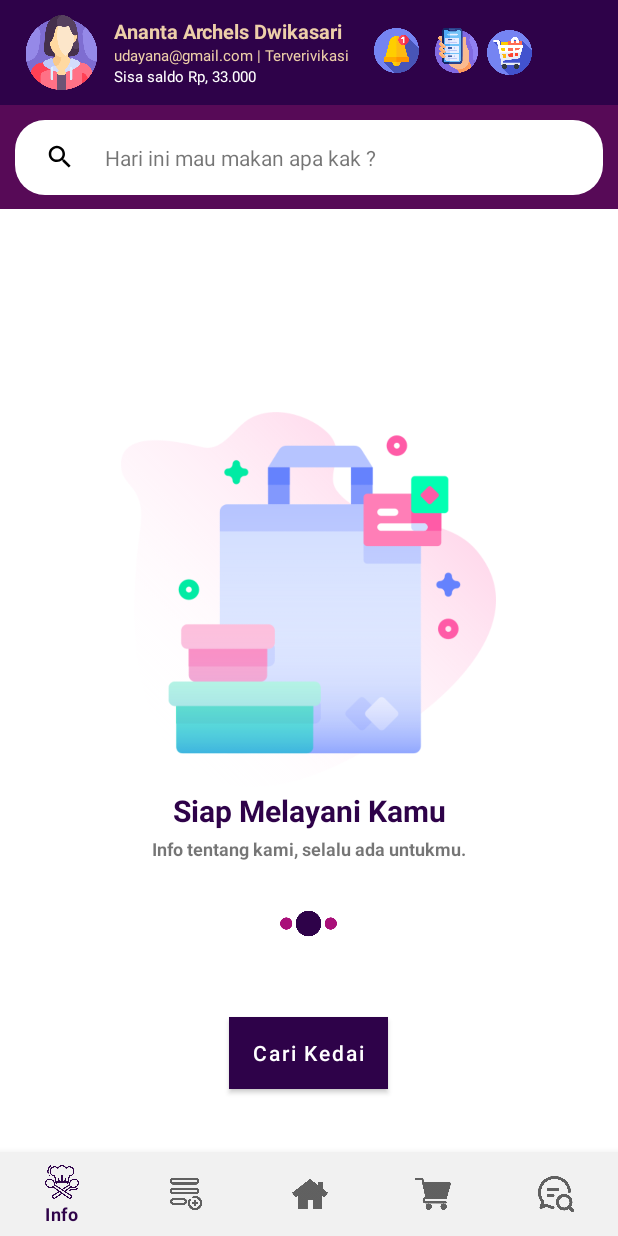
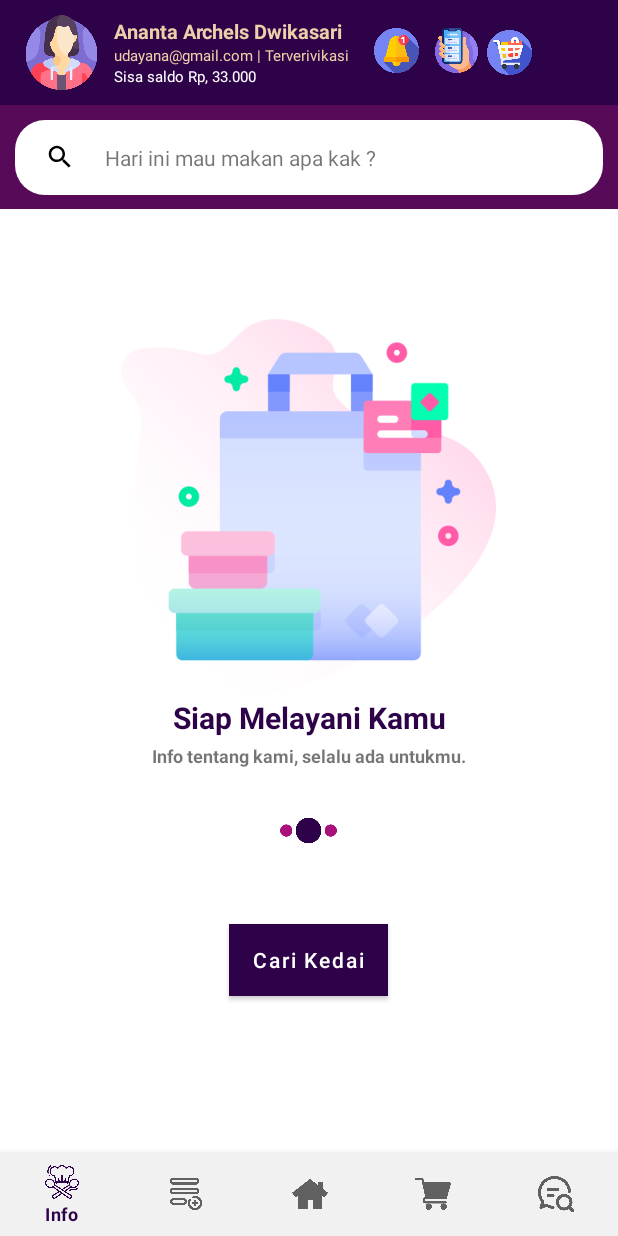
Before and after one commit to ddwikasari/PeseninAja, an Android app: the fragment ChatFragment placed in its activity, on a phone screen of 412 x 824 dp. Run offline under Robolectric (Android 15) with nearby library versions, the phone set to English and light mode, and no system bars.

Commit message:
Finishing Aplikasi Akhir

```diff
--- a/app/src/main/res/layout/fragment_chat.xml
+++ b/app/src/main/res/layout/fragment_chat.xml
@@ -6,12 +6,11 @@
     android:layout_height="match_parent"
     android:background="@color/putih">
     <LinearLayout
-        android:padding="15dp"
         android:orientation="vertical"
         android:layout_width="match_parent"
         android:layout_height="match_parent">
         <ImageView
-            android:layout_marginTop="120dp"
+            android:layout_marginTop="73dp"
             android:layout_gravity="center_horizontal"
             android:adjustViewBounds="true"
             android:cropToPadding="true"
--- a/app/src/main/res/layout/fragment_pesanan.xml
+++ b/app/src/main/res/layout/fragment_pesanan.xml
@@ -6,12 +6,11 @@
     android:layout_height="match_parent"
     android:background="@color/putih">
     <LinearLayout
-        android:padding="15dp"
         android:orientation="vertical"
         android:layout_width="match_parent"
         android:layout_height="match_parent">
         <ImageView
-            android:layout_marginTop="120dp"
+            android:layout_marginTop="70dp"
             android:layout_gravity="center_horizontal"
             android:adjustViewBounds="true"
             android:cropToPadding="true"
```
